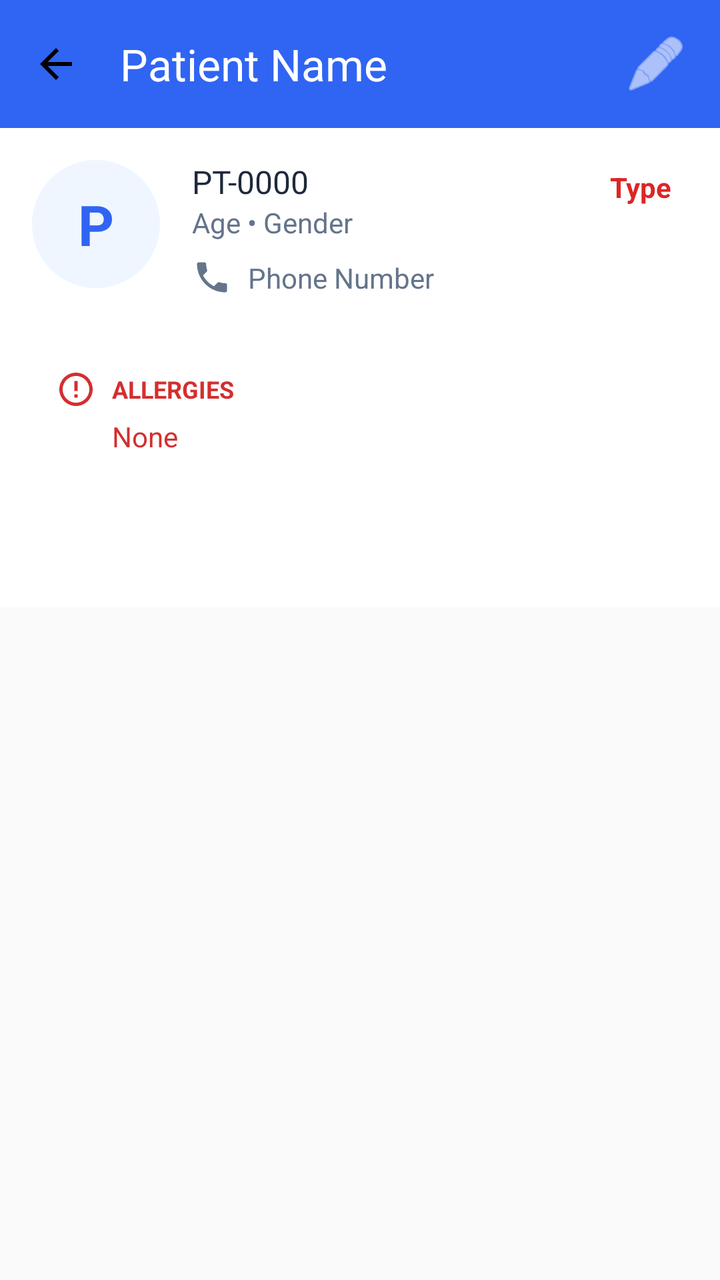
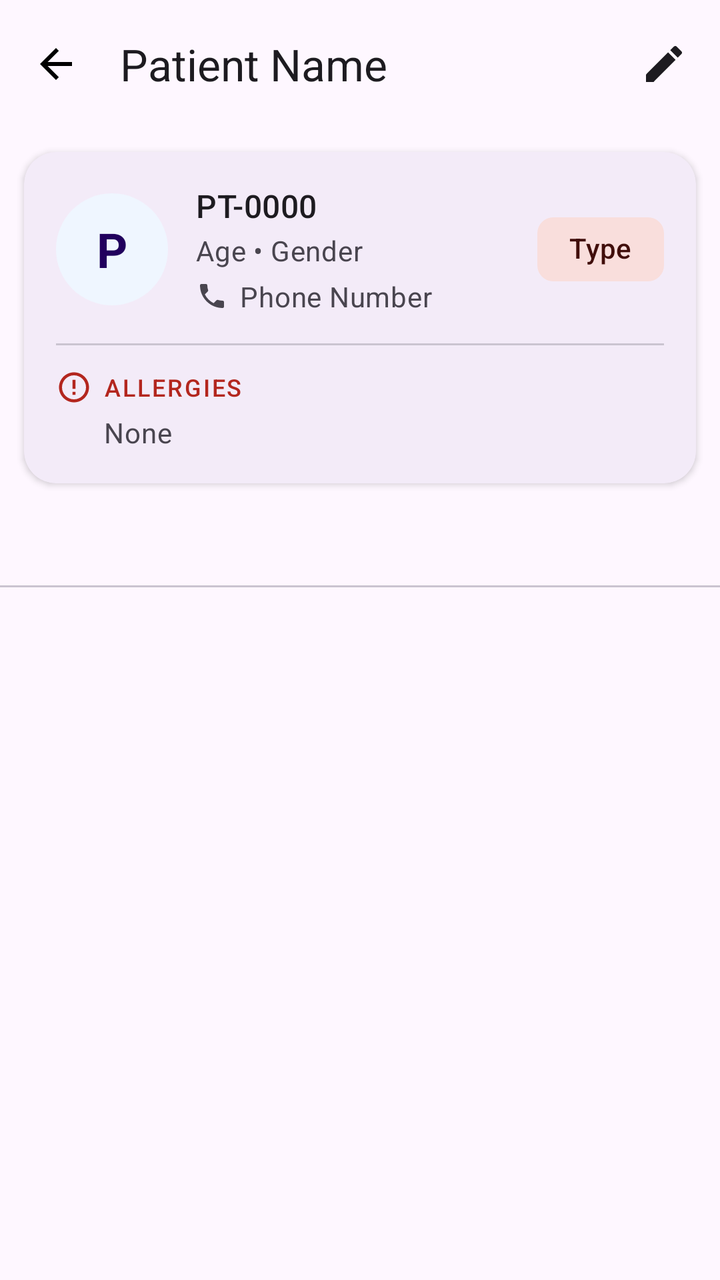

Screens rendered from an Android XML layout before and after an edit, with the pre-edit source and the edit as a unified diff.
<!-- AndroidManifest.xml: activity theme Theme.Healthcare_app -->
<!-- res/layout/activity_patient_detail.xml -->
<?xml version="1.0" encoding="utf-8"?>
<LinearLayout xmlns:android="http://schemas.android.com/apk/res/android"
    xmlns:app="http://schemas.android.com/apk/res-auto"
    android:layout_width="match_parent"
    android:layout_height="match_parent"
    android:background="@color/patient_bg_main"
    android:fitsSystemWindows="true"
    android:orientation="vertical">

    <androidx.appcompat.widget.Toolbar
        android:id="@+id/toolbar"
        android:layout_width="match_parent"
        android:layout_height="?attr/actionBarSize"
        android:background="@color/patient_primary_blue"
        app:navigationIcon="@drawable/ic_arrow_back"
        app:titleTextColor="#FFFFFF"
        app:title="Patient Name">

        <ImageView
            android:id="@+id/btnToolbarEdit"
            android:layout_width="wrap_content"
            android:layout_height="wrap_content"
            android:layout_gravity="end"
            android:padding="16dp"
            android:background="?attr/selectableItemBackgroundBorderless"
            android:src="@android:drawable/ic_menu_edit"
            app:tint="#FFFFFF" />
    </androidx.appcompat.widget.Toolbar>

    <androidx.constraintlayout.widget.ConstraintLayout
        android:layout_width="match_parent"
        android:layout_height="wrap_content"
        android:padding="16dp"
        android:background="@color/patient_card_bg">

        <TextView
            android:id="@+id/avatar"
            android:layout_width="64dp"
            android:layout_height="64dp"
            android:background="@drawable/circle_avatar_bg"
            android:gravity="center"
            android:text="P"
            android:textColor="@color/patient_primary_blue"
            android:textSize="28sp"
            android:textStyle="bold"
            app:layout_constraintStart_toStartOf="parent"
            app:layout_constraintTop_toTopOf="parent" />

        <TextView
            android:id="@+id/patientId"
            android:layout_width="wrap_content"
            android:layout_height="wrap_content"
            android:layout_marginStart="16dp"
            android:text="PT-0000"
            android:textColor="@color/patient_text_primary"
            android:textSize="16sp"
            app:layout_constraintStart_toEndOf="@id/avatar"
            app:layout_constraintTop_toTopOf="@id/avatar" />

        <TextView
            android:id="@+id/patientDemographics"
            android:layout_width="wrap_content"
            android:layout_height="wrap_content"
            android:layout_marginStart="16dp"
            android:text="Age • Gender"
            android:textColor="@color/patient_text_secondary"
            android:textSize="14sp"
            app:layout_constraintStart_toEndOf="@id/avatar"
            app:layout_constraintTop_toBottomOf="@id/patientId" />

        <TextView
            android:id="@+id/bloodType"
            android:layout_width="wrap_content"
            android:layout_height="wrap_content"
            android:background="@drawable/nav_item_background"
            android:backgroundTint="@color/patient_blood_type_bg"
            android:paddingHorizontal="8dp"
            android:paddingVertical="4dp"
            android:text="Type"
            android:textColor="@color/patient_blood_type_text"
            android:textSize="14sp"
            android:textStyle="bold"
            app:layout_constraintEnd_toEndOf="parent"
            app:layout_constraintTop_toTopOf="@id/avatar" />

        <ImageView
            android:id="@+id/phoneIcon"
            android:layout_width="wrap_content"
            android:layout_height="wrap_content"
            android:layout_marginStart="16dp"
            android:layout_marginTop="8dp"
            android:src="@drawable/ic_phone"
            app:layout_constraintStart_toEndOf="@id/avatar"
            app:layout_constraintTop_toBottomOf="@id/patientDemographics" />

        <TextView
            android:id="@+id/patientPhone"
            android:layout_width="wrap_content"
            android:layout_height="wrap_content"
            android:layout_marginStart="8dp"
            android:text="Phone Number"
            android:textColor="@color/patient_text_secondary"
            android:textSize="14sp"
            app:layout_constraintBottom_toBottomOf="@id/phoneIcon"
            app:layout_constraintStart_toEndOf="@id/phoneIcon"
            app:layout_constraintTop_toTopOf="@id/phoneIcon" />

        <LinearLayout
            android:layout_width="match_parent"
            android:layout_height="wrap_content"
            android:layout_marginTop="24dp"
            android:background="@drawable/nav_item_background"
            android:backgroundTint="@color/patient_allergy_bg"
            android:orientation="vertical"
            android:padding="12dp"
            app:layout_constraintTop_toBottomOf="@id/phoneIcon">

            <LinearLayout
                android:layout_width="match_parent"
                android:layout_height="wrap_content"
                android:orientation="horizontal"
                android:gravity="center_vertical">

                <ImageView
                    android:id="@+id/alertIcon"
                    android:layout_width="wrap_content"
                    android:layout_height="wrap_content"
                    android:src="@drawable/ic_alert" />

                <TextView
                    android:layout_width="wrap_content"
                    android:layout_height="wrap_content"
                    android:layout_marginStart="8dp"
                    android:text="ALLERGIES"
                    android:textColor="@color/patient_allergy_text"
                    android:textSize="12sp"
                    android:textStyle="bold" />
            </LinearLayout>

            <TextView
                android:id="@+id/patientAllergies"
                android:layout_width="match_parent"
                android:layout_height="wrap_content"
                android:layout_marginStart="28dp"
                android:layout_marginTop="4dp"
                android:text="None"
                android:textColor="@color/patient_allergy_text"
                android:textSize="14sp" />
        </LinearLayout>
    </androidx.constraintlayout.widget.ConstraintLayout>

    <com.google.android.material.tabs.TabLayout
        android:id="@+id/tabLayout"
        android:layout_width="match_parent"
        android:layout_height="wrap_content"
        android:background="@color/patient_card_bg"
        app:tabIndicatorColor="@color/patient_primary_blue"
        app:tabSelectedTextColor="@color/patient_primary_blue"
        app:tabTextColor="@color/patient_text_secondary"
        app:tabMode="fixed"/>

    <androidx.viewpager2.widget.ViewPager2
        android:id="@+id/viewPager"
        android:layout_width="match_parent"
        android:layout_height="match_parent" />

</LinearLayout>
<!-- resources referenced by this layout -->
<resources>
  <color name="patient_allergy_bg">#FFF0F0</color>
  <color name="patient_allergy_text">#D32F2F</color>
  <color name="patient_bg_main">#FAFAFA</color>
  <color name="patient_blood_type_bg">#FEF2F2</color>
  <color name="patient_blood_type_text">#DC2626</color>
  <color name="patient_card_bg">#FFFFFF</color>
  <color name="patient_primary_blue">#3065F3</color>
  <color name="patient_text_primary">#1E293B</color>
  <color name="patient_text_secondary">#64748B</color>
  <!-- drawable circle_avatar_bg (drawable) -->
  <shape xmlns:android="http://schemas.android.com/apk/res/android" android:shape="oval">
      <solid android:color="@color/patient_chip_bg"/>
  </shape>
  <!-- drawable ic_alert (drawable) -->
  <vector xmlns:android="http://schemas.android.com/apk/res/android"
      android:width="20dp" android:height="20dp"
      android:viewportWidth="24" android:viewportHeight="24">
      <path android:fillColor="@color/patient_allergy_text"
          android:pathData="M11,15h2v2h-2zM11,7h2v6h-2zM12,2C6.48,2 2,6.48 2,12s4.48,10 10,10 10,-4.48 10,-10S17.52,2 12,2zM12,20c-4.41,0 -8,-3.59 -8,-8s3.59,-8 8,-8 8,3.59 8,8 -3.59,8 -8,8z"/>
  </vector>
  <!-- drawable ic_arrow_back (drawable) -->
  <vector xmlns:android="http://schemas.android.com/apk/res/android"
      android:width="24dp"
      android:height="24dp"
      android:viewportWidth="24"
      android:viewportHeight="24">
      <path
          android:fillColor="#000000"
          android:pathData="M20,11H7.83l5.59,-5.59L12,4l-8,8l8,8l1.41,-1.41L7.83,13H20v-2z"/>
  </vector>
  <!-- drawable ic_phone (drawable) -->
  <vector xmlns:android="http://schemas.android.com/apk/res/android"
      android:width="20dp" android:height="20dp"
      android:viewportWidth="24" android:viewportHeight="24">
      <path android:fillColor="@color/patient_text_secondary"
          android:pathData="M6.62,10.79c1.44,2.83 3.76,5.14 6.59,6.59l2.2,-2.2c0.27,-0.27 0.67,-0.36 1.02,-0.24 1.12,0.37 2.33,0.57 3.57,0.57 0.55,0 1,0.45 1,1V20c0,0.55 -0.45,1 -1,1 -9.39,0 -17,-7.61 -17,-17 0,-0.55 0.45,-1 1,-1h3.5c0.55,0 1,0.45 1,1 0,1.25 0.2,2.45 0.57,3.57 0.11,0.35 0.03,0.74 -0.25,1.02l-2.2,2.2z"/>
  </vector>
  <!-- drawable nav_item_background (drawable) -->
  <?xml version="1.0" encoding="utf-8"?>
  <selector xmlns:android="http://schemas.android.com/apk/res/android">
      <item android:state_checked="true">
          <shape android:shape="rectangle">
              <solid android:color="@color/sidebar_item_active_bg" />
              <corners android:radius="28dp" />
          </shape>
      </item>
      <item android:drawable="@android:color/transparent" />
  </selector>
  <style name="Theme.Healthcare_app" parent="Base.Theme.Healthcare_app" />
  <color name="patient_chip_bg">#EFF6FF</color>
  <color name="sidebar_item_active_bg">#F0E8FF</color>
  <style name="Base.Theme.Healthcare_app" parent="Theme.Material3.DayNight.NoActionBar">
      </style>
</resources>

<!-- the commit's change to res/layout/activity_patient_detail.xml (unified diff, before → after) -->
@@ -3,17 +3,15 @@
     xmlns:app="http://schemas.android.com/apk/res-auto"
     android:layout_width="match_parent"
     android:layout_height="match_parent"
-    android:background="@color/patient_bg_main"
     android:fitsSystemWindows="true"
     android:orientation="vertical">
 
-    <androidx.appcompat.widget.Toolbar
+    
+    <com.google.android.material.appbar.MaterialToolbar
         android:id="@+id/toolbar"
         android:layout_width="match_parent"
         android:layout_height="?attr/actionBarSize"
-        android:background="@color/patient_primary_blue"
         app:navigationIcon="@drawable/ic_arrow_back"
-        app:titleTextColor="#FFFFFF"
         app:title="Patient Name">
 
         <ImageView
@@ -23,141 +21,174 @@
             android:layout_gravity="end"
             android:padding="16dp"
             android:background="?attr/selectableItemBackgroundBorderless"
-            android:src="@android:drawable/ic_menu_edit"
-            app:tint="#FFFFFF" />
-    </androidx.appcompat.widget.Toolbar>
+            android:src="@drawable/ic_edit_24"
+            app:tint="?attr/colorOnSurface" />
 
-    <androidx.constraintlayout.widget.ConstraintLayout
+    </com.google.android.material.appbar.MaterialToolbar>
+
+    
+    <com.google.android.material.card.MaterialCardView
         android:layout_width="match_parent"
         android:layout_height="wrap_content"
-        android:padding="16dp"
-        android:background="@color/patient_card_bg">
-
-        <TextView
-            android:id="@+id/avatar"
-            android:layout_width="64dp"
-            android:layout_height="64dp"
-            android:background="@drawable/circle_avatar_bg"
-            android:gravity="center"
-            android:text="P"
-            android:textColor="@color/patient_primary_blue"
-            android:textSize="28sp"
-            android:textStyle="bold"
-            app:layout_constraintStart_toStartOf="parent"
-            app:layout_constraintTop_toTopOf="parent" />
-
-        <TextView
-            android:id="@+id/patientId"
-            android:layout_width="wrap_content"
-            android:layout_height="wrap_content"
-            android:layout_marginStart="16dp"
-            android:text="PT-0000"
-            android:textColor="@color/patient_text_primary"
-            android:textSize="16sp"
-            app:layout_constraintStart_toEndOf="@id/avatar"
-            app:layout_constraintTop_toTopOf="@id/avatar" />
-
-        <TextView
-            android:id="@+id/patientDemographics"
-            android:layout_width="wrap_content"
-            android:layout_height="wrap_content"
-            android:layout_marginStart="16dp"
-            android:text="Age • Gender"
-            android:textColor="@color/patient_text_secondary"
-            android:textSize="14sp"
-            app:layout_constraintStart_toEndOf="@id/avatar"
-            app:layout_constraintTop_toBottomOf="@id/patientId" />
-
-        <TextView
-            android:id="@+id/bloodType"
-            android:layout_width="wrap_content"
-            android:layout_height="wrap_content"
-            android:background="@drawable/nav_item_background"
-            android:backgroundTint="@color/patient_blood_type_bg"
-            android:paddingHorizontal="8dp"
-            android:paddingVertical="4dp"
-            android:text="Type"
-            android:textColor="@color/patient_blood_type_text"
-            android:textSize="14sp"
-            android:textStyle="bold"
-            app:layout_constraintEnd_toEndOf="parent"
-            app:layout_constraintTop_toTopOf="@id/avatar" />
-
-        <ImageView
-            android:id="@+id/phoneIcon"
-            android:layout_width="wrap_content"
-            android:layout_height="wrap_content"
-            android:layout_marginStart="16dp"
-            android:layout_marginTop="8dp"
-            android:src="@drawable/ic_phone"
-            app:layout_constraintStart_toEndOf="@id/avatar"
-            app:layout_constraintTop_toBottomOf="@id/patientDemographics" />
-
-        <TextView
-            android:id="@+id/patientPhone"
-            android:layout_width="wrap_content"
-            android:layout_height="wrap_content"
-            android:layout_marginStart="8dp"
-            android:text="Phone Number"
-            android:textColor="@color/patient_text_secondary"
-            android:textSize="14sp"
-            app:layout_constraintBottom_toBottomOf="@id/phoneIcon"
-            app:layout_constraintStart_toEndOf="@id/phoneIcon"
-            app:layout_constraintTop_toTopOf="@id/phoneIcon" />
+        android:layout_marginStart="12dp"
+        android:layout_marginEnd="12dp"
+        android:layout_marginTop="12dp"
+        android:layout_marginBottom="4dp"
+        app:cardElevation="2dp"
+        app:cardCornerRadius="16dp"
+        app:strokeWidth="0dp">
 
         <LinearLayout
             android:layout_width="match_parent"
             android:layout_height="wrap_content"
-            android:layout_marginTop="24dp"
-            android:background="@drawable/nav_item_background"
-            android:backgroundTint="@color/patient_allergy_bg"
             android:orientation="vertical"
-            android:padding="12dp"
-            app:layout_constraintTop_toBottomOf="@id/phoneIcon">
+            android:padding="16dp">
 
+            
             <LinearLayout
                 android:layout_width="match_parent"
                 android:layout_height="wrap_content"
                 android:orientation="horizontal"
                 android:gravity="center_vertical">
 
-                <ImageView
-                    android:id="@+id/alertIcon"
+                
+                <TextView
+                    android:id="@+id/avatar"
+                    android:layout_width="56dp"
+                    android:layout_height="56dp"
+                    android:background="@drawable/circle_avatar_bg"
+                    android:gravity="center"
+                    android:text="P"
+                    android:textColor="?attr/colorOnPrimaryContainer"
+                    android:textSize="24sp"
+                    android:textStyle="bold" />
+
+                
+                <LinearLayout
+                    android:layout_width="0dp"
+                    android:layout_height="wrap_content"
+                    android:layout_weight="1"
+                    android:orientation="vertical"
+                    android:layout_marginStart="14dp">
+
+                    <TextView
+                        android:id="@+id/patientId"
+                        android:layout_width="wrap_content"
+                        android:layout_height="wrap_content"
+                        android:text="PT-0000"
+                        android:textAppearance="?attr/textAppearanceTitleMedium"
+                        android:textColor="?attr/colorOnSurface" />
+
+                    <TextView
+                        android:id="@+id/patientDemographics"
+                        android:layout_width="wrap_content"
+                        android:layout_height="wrap_content"
+                        android:text="Age • Gender"
+                        android:textAppearance="?attr/textAppearanceBodyMedium"
+                        android:textColor="?attr/colorOnSurfaceVariant"
+                        android:layout_marginTop="2dp" />
+
+                    <LinearLayout
+                        android:layout_width="wrap_content"
+                        android:layout_height="wrap_content"
+                        android:orientation="horizontal"
+                        android:gravity="center_vertical"
+                        android:layout_marginTop="4dp">
+
+                        <ImageView
+                            android:id="@+id/phoneIcon"
+                            android:layout_width="16dp"
+                            android:layout_height="16dp"
+                            android:src="@drawable/ic_phone"
+                            app:tint="?attr/colorOnSurfaceVariant" />
+
+                        <TextView
+                            android:id="@+id/patientPhone"
+                            android:layout_width="wrap_content"
+                            android:layout_height="wrap_content"
+                            android:layout_marginStart="6dp"
+                            android:text="Phone Number"
+                            android:textAppearance="?attr/textAppearanceBodyMedium"
+                            android:textColor="?attr/colorOnSurfaceVariant" />
+
+                    </LinearLayout>
+
+                </LinearLayout>
+
+                
+                <com.google.android.material.chip.Chip
+                    android:id="@+id/bloodType"
                     android:layout_width="wrap_content"
                     android:layout_height="wrap_content"
-                    android:src="@drawable/ic_alert" />
+                    android:text="Type"
+                    android:textAppearance="?attr/textAppearanceLabelLarge"
+                    app:chipBackgroundColor="?attr/colorErrorContainer"
+                    android:textColor="?attr/colorOnErrorContainer"
+                    app:chipStrokeWidth="0dp"
+                    app:ensureMinTouchTargetSize="false" />
+
+            </LinearLayout>
+
+            
+            <com.google.android.material.divider.MaterialDivider
+                android:layout_width="match_parent"
+                android:layout_height="wrap_content"
+                android:layout_marginTop="14dp"
+                android:layout_marginBottom="12dp"
+                app:dividerColor="?attr/colorOutlineVariant" />
+
+            
+            <LinearLayout
+                android:layout_width="match_parent"
+                android:layout_height="wrap_content"
+                android:orientation="vertical">
+
+                <LinearLayout
+                    android:layout_width="match_parent"
+                    android:layout_height="wrap_content"
+                    android:orientation="horizontal"
+                    android:gravity="center_vertical"
+                    android:layout_marginBottom="4dp">
+
+                    <ImageView
+                        android:id="@+id/alertIcon"
+                        android:layout_width="18dp"
+                        android:layout_height="18dp"
+                        android:src="@drawable/ic_alert"
+                        app:tint="?attr/colorError" />
+
+                    <TextView
+                        android:layout_width="wrap_content"
+                        android:layout_height="wrap_content"
+                        android:layout_marginStart="6dp"
+                        android:text="ALLERGIES"
+                        android:textAppearance="?attr/textAppearanceLabelMedium"
+                        android:textColor="?attr/colorError"
+                        android:letterSpacing="0.08" />
+
+                </LinearLayout>
 
                 <TextView
-                    android:layout_width="wrap_content"
+                    android:id="@+id/patientAllergies"
+                    android:layout_width="match_parent"
                     android:layout_height="wrap_content"
-                    android:layout_marginStart="8dp"
-                    android:text="ALLERGIES"
-                    android:textColor="@color/patient_allergy_text"
-                    android:textSize="12sp"
-                    android:textStyle="bold" />
+                    android:layout_marginStart="24dp"
+                    android:text="None"
+                    android:textAppearance="?attr/textAppearanceBodyMedium"
+                    android:textColor="?attr/colorOnSurfaceVariant" />
+
             </LinearLayout>
 
-            <TextView
-                android:id="@+id/patientAllergies"
-                android:layout_width="match_parent"
-                android:layout_height="wrap_content"
-                android:layout_marginStart="28dp"
-                android:layout_marginTop="4dp"
-                android:text="None"
-                android:textColor="@color/patient_allergy_text"
-                android:textSize="14sp" />
         </LinearLayout>
-    </androidx.constraintlayout.widget.ConstraintLayout>
 
+    </com.google.android.material.card.MaterialCardView>
+
+    
     <com.google.android.material.tabs.TabLayout
         android:id="@+id/tabLayout"
         android:layout_width="match_parent"
         android:layout_height="wrap_content"
-        android:background="@color/patient_card_bg"
-        app:tabIndicatorColor="@color/patient_primary_blue"
-        app:tabSelectedTextColor="@color/patient_primary_blue"
-        app:tabTextColor="@color/patient_text_secondary"
-        app:tabMode="fixed"/>
+        app:tabMode="fixed" />
 
     <androidx.viewpager2.widget.ViewPager2
         android:id="@+id/viewPager"
<!-- resource entries referenced after the edit -->
@@ -1,13 +1,6 @@
 <!-- resources referenced by this layout -->
 <resources>
-  <color name="patient_allergy_bg">#FFF0F0</color>
   <color name="patient_allergy_text">#D32F2F</color>
-  <color name="patient_bg_main">#FAFAFA</color>
-  <color name="patient_blood_type_bg">#FEF2F2</color>
-  <color name="patient_blood_type_text">#DC2626</color>
-  <color name="patient_card_bg">#FFFFFF</color>
-  <color name="patient_primary_blue">#3065F3</color>
-  <color name="patient_text_primary">#1E293B</color>
   <color name="patient_text_secondary">#64748B</color>
   <!-- drawable circle_avatar_bg (drawable) -->
   <shape xmlns:android="http://schemas.android.com/apk/res/android" android:shape="oval">
@@ -30,6 +23,17 @@
           android:fillColor="#000000"
           android:pathData="M20,11H7.83l5.59,-5.59L12,4l-8,8l8,8l1.41,-1.41L7.83,13H20v-2z"/>
   </vector>
+  <!-- drawable ic_edit_24 (drawable) -->
+  <vector xmlns:android="http://schemas.android.com/apk/res/android"
+      android:width="24dp"
+      android:height="24dp"
+      android:viewportWidth="24"
+      android:viewportHeight="24"
+      android:tint="?attr/colorControlNormal">
+      <path
+          android:fillColor="@android:color/white"
+          android:pathData="M3,17.25V21h3.75L17.81,9.94l-3.75,-3.75L3,17.25zM20.71,7.04c0.39,-0.39 0.39,-1.02 0,-1.41l-2.34,-2.34c-0.39,-0.39 -1.02,-0.39 -1.41,0l-1.83,1.83 3.75,3.75 1.83,-1.83z"/>
+  </vector>
   <!-- drawable ic_phone (drawable) -->
   <vector xmlns:android="http://schemas.android.com/apk/res/android"
       android:width="20dp" android:height="20dp"
@@ -37,20 +41,8 @@
       <path android:fillColor="@color/patient_text_secondary"
           android:pathData="M6.62,10.79c1.44,2.83 3.76,5.14 6.59,6.59l2.2,-2.2c0.27,-0.27 0.67,-0.36 1.02,-0.24 1.12,0.37 2.33,0.57 3.57,0.57 0.55,0 1,0.45 1,1V20c0,0.55 -0.45,1 -1,1 -9.39,0 -17,-7.61 -17,-17 0,-0.55 0.45,-1 1,-1h3.5c0.55,0 1,0.45 1,1 0,1.25 0.2,2.45 0.57,3.57 0.11,0.35 0.03,0.74 -0.25,1.02l-2.2,2.2z"/>
   </vector>
-  <!-- drawable nav_item_background (drawable) -->
-  <?xml version="1.0" encoding="utf-8"?>
-  <selector xmlns:android="http://schemas.android.com/apk/res/android">
-      <item android:state_checked="true">
-          <shape android:shape="rectangle">
-              <solid android:color="@color/sidebar_item_active_bg" />
-              <corners android:radius="28dp" />
-          </shape>
-      </item>
-      <item android:drawable="@android:color/transparent" />
-  </selector>
   <style name="Theme.Healthcare_app" parent="Base.Theme.Healthcare_app" />
   <color name="patient_chip_bg">#EFF6FF</color>
-  <color name="sidebar_item_active_bg">#F0E8FF</color>
   <style name="Base.Theme.Healthcare_app" parent="Theme.Material3.DayNight.NoActionBar">
       </style>
 </resources>
